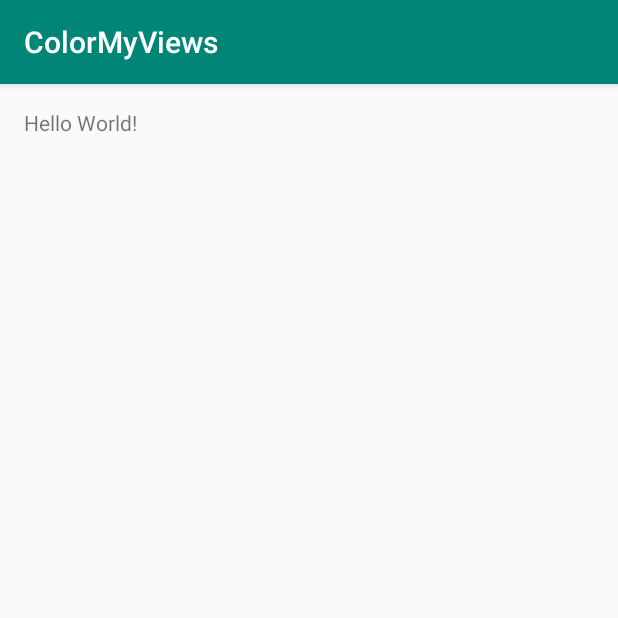
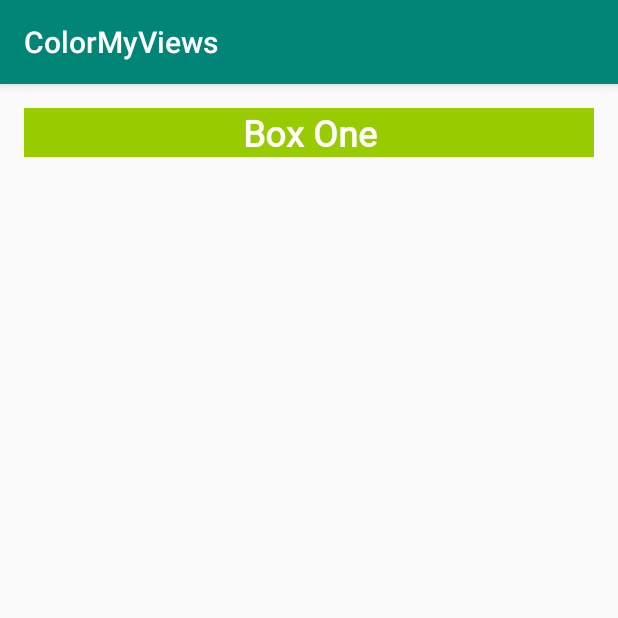
Before and after one commit to gunvila/Constraint, an Android app: the screen it shows after launch (MainActivity), on a phone screen of 412 x 824 dp, the top half of it. Run offline under Robolectric (Android 15) with nearby library versions, the phone set to English and light mode, and no system bars.

Commit message:
Add Box One

```diff
--- a/app/src/main/res/layout/activity_main.xml
+++ b/app/src/main/res/layout/activity_main.xml
@@ -10,11 +10,12 @@
     <TextView
             android:layout_width="0dp"
             android:layout_height="wrap_content"
-            android:text="Hello World!"
+            android:text="@string/box_one"
             app:layout_constraintLeft_toLeftOf="parent"
             app:layout_constraintRight_toRightOf="parent"
             app:layout_constraintTop_toTopOf="parent" android:layout_marginTop="@dimen/margin_wide"
             android:layout_marginLeft="@dimen/margin_wide"
-            android:layout_marginRight="@dimen/margin_wide"/>
+            android:layout_marginRight="@dimen/margin_wide" android:fontFamily="@font/roboto"
+            android:textSize="@dimen/box_text_size" style="@style/whiteBox" android:id="@+id/box_one_text"/>
 
 </androidx.constraintlayout.widget.ConstraintLayout>
--- a/app/src/main/res/values/dimens.xml
+++ b/app/src/main/res/values/dimens.xml
@@ -1,4 +1,5 @@
 <?xml version="1.0" encoding="utf-8"?>
 <resources>
     <dimen name="margin_wide">16dp</dimen>
+    <dimen name="box_text_size">24sp</dimen>
 </resources>
--- a/app/src/main/res/values/strings.xml
+++ b/app/src/main/res/values/strings.xml
@@ -1,3 +1,4 @@
 <resources>
     <string name="app_name">ColorMyViews</string>
+    <string name="box_one">Box One</string>
 </resources>
--- a/app/src/main/res/values/styles.xml
+++ b/app/src/main/res/values/styles.xml
@@ -8,4 +8,13 @@
         <item name="colorAccent">@color/colorAccent</item>
     </style>
 
+    <style name="whiteBox">
+        <item name="android:background">@android:color/holo_green_light</item>
+        <item name="android:textAlignment">center</item>
+        <item name="android:textSize">@dimen/box_text_size</item>
+        <item name="android:textStyle">bold</item>
+        <item name="android:textColor">@android:color/white</item>
+        <item name="android:fontFamily">@font/roboto</item>
+    </style>
+
 </resources>
```
Also changed, not shown: app/src/main/res/font/roboto.ttf (added).
